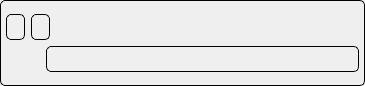
First picture: the form in UI/MessageBox.ui, repository HATTER-LONG/Verbiverse, before the edit.
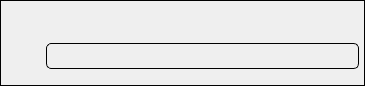
Second picture: the form after the edit. Custom widgets are drawn as their Qt base class.

What changed in the file:
```diff
--- a/UI/MessageBox.ui
+++ b/UI/MessageBox.ui
@@ -14,10 +14,10 @@
    <string>Frame</string>
   </property>
   <property name="styleSheet">
-   <string notr="true">border: 1px solid #000000; border-radius: 5px; padding: 5px</string>
+   <string notr="true"/>
   </property>
   <property name="frameShape">
-   <enum>QFrame::Shape::NoFrame</enum>
+   <enum>QFrame::Box</enum>
   </property>
   <property name="frameShadow">
    <enum>QFrame::Shadow::Plain</enum>
@@ -27,16 +27,16 @@
   </property>
   <layout class="QGridLayout" name="gridLayout">
    <property name="leftMargin">
-    <number>0</number>
+    <number>5</number>
    </property>
    <property name="topMargin">
-    <number>0</number>
+    <number>5</number>
    </property>
    <property name="rightMargin">
-    <number>0</number>
+    <number>5</number>
    </property>
    <property name="bottomMargin">
-    <number>0</number>
+    <number>5</number>
    </property>
    <item row="0" column="0">
     <layout class="QVBoxLayout" name="verticalLayout">
@@ -65,6 +65,12 @@
              <verstretch>0</verstretch>
             </sizepolicy>
            </property>
+           <property name="maximumSize">
+            <size>
+             <width>16777215</width>
+             <height>20</height>
+            </size>
+           </property>
            <property name="text">
             <string/>
            </property>
@@ -116,6 +122,9 @@
          <property name="mouseTracking">
           <bool>false</bool>
          </property>
+         <property name="styleSheet">
+          <string notr="true">border: 1px solid #000000; border-radius: 5px; padding: 5px</string>
+         </property>
          <property name="text">
           <string/>
          </property>
@@ -133,6 +142,23 @@
    </item>
   </layout>
  </widget>
+ <customwidgets>
+  <customwidget>
+   <class>SubtitleLabel</class>
+   <extends>QLabel</extends>
+   <header location="global">qfluentwidgets</header>
+  </customwidget>
+  <customwidget>
+   <class>BodyLabel</class>
+   <extends>QLabel</extends>
+   <header location="global">qfluentwidgets</header>
+  </customwidget>
+  <customwidget>
+   <class>ImageLabel</class>
+   <extends>QLabel</extends>
+   <header location="global">qfluentwidgets</header>
+  </customwidget>
+ </customwidgets>
  <resources/>
  <connections/>
 </ui>
```
Left out of the diff: 16 changed lines with no effect on the pictures.
